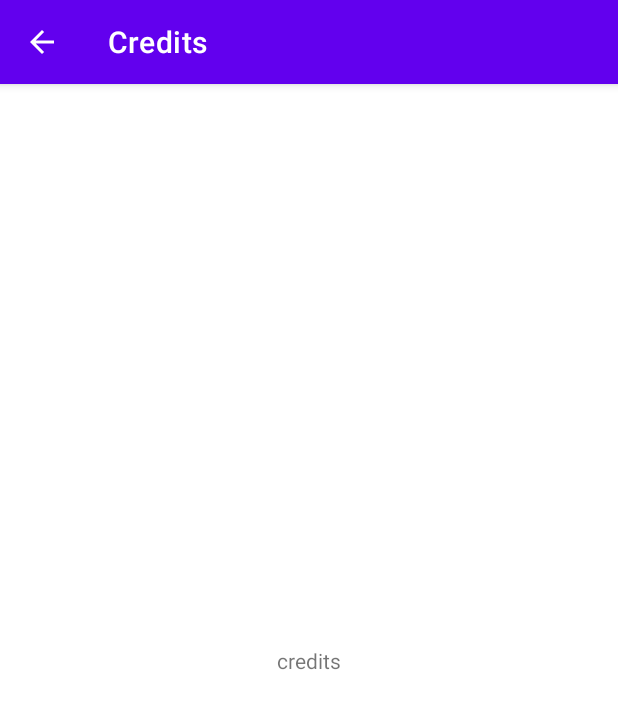
After one commit to Marvin-Campos/softwarelab-interactivemap_rtu, an Android app: the CreditActivity screen opened directly, with no data from a screen before it, on a phone screen of 412 x 824 dp. The commit adds this screen. Shown: the top 709 px of the screen. Run offline under Robolectric (Android 15) with nearby library versions, the phone set to English and light mode, and no system bars.

Commit message:
Main Menu button functions has been added.

```diff
--- /dev/null
+++ b/app/src/main/java/com/example/interactivenavigationrtumap/CreditActivity.java
@@ -0,0 +1,17 @@
+package com.example.interactivenavigationrtumap;
+
+import androidx.appcompat.app.AppCompatActivity;
+
+import android.os.Bundle;
+
+public class CreditActivity extends AppCompatActivity {
+
+    @Override
+    protected void onCreate(Bundle savedInstanceState) {
+        super.onCreate(savedInstanceState);
+        getSupportActionBar().setTitle("Credits");
+        //in androidmanifest.xml the back button is set to parent class main menu activity
+        getSupportActionBar().setDisplayHomeAsUpEnabled(true);
+        setContentView(R.layout.activity_credit);
+    }
+}
--- /dev/null
+++ b/app/src/main/res/layout/activity_credit.xml
@@ -0,0 +1,20 @@
+<?xml version="1.0" encoding="utf-8"?>
+<androidx.constraintlayout.widget.ConstraintLayout xmlns:android="http://schemas.android.com/apk/res/android"
+    xmlns:app="http://schemas.android.com/apk/res-auto"
+    xmlns:tools="http://schemas.android.com/tools"
+    android:layout_width="match_parent"
+    android:layout_height="match_parent"
+    tools:context=".CreditActivity">
+
+    <TextView
+        android:id="@+id/textView"
+        android:layout_width="wrap_content"
+        android:layout_height="wrap_content"
+        android:text="credits"
+        app:layout_constraintBottom_toBottomOf="parent"
+        app:layout_constraintEnd_toEndOf="parent"
+        app:layout_constraintHorizontal_bias="0.5"
+        app:layout_constraintStart_toStartOf="parent"
+        app:layout_constraintTop_toTopOf="parent"
+        app:layout_constraintVertical_bias="0.5" />
+</androidx.constraintlayout.widget.ConstraintLayout>
--- a/app/src/main/res/layout/main_menu.xml
+++ b/app/src/main/res/layout/activity_main_menu.xml
@@ -4,7 +4,7 @@
     xmlns:tools="http://schemas.android.com/tools"
     android:layout_width="match_parent"
     android:layout_height="match_parent"
-    tools:context=".MainMenu">
+    tools:context=".MainMenuActivity">
 
     <TextView
         android:id="@+id/appTitle"
```
Also changed, not shown: app/src/main/AndroidManifest.xml (+7 -1 lines), app/src/main/java/com/example/interactivenavigationrtumap/MainMenu.java (deleted, +0 -15 lines), app/src/main/java/com/example/interactivenavigationrtumap/MainMenuActivity.java (added, +47 -0 lines).
